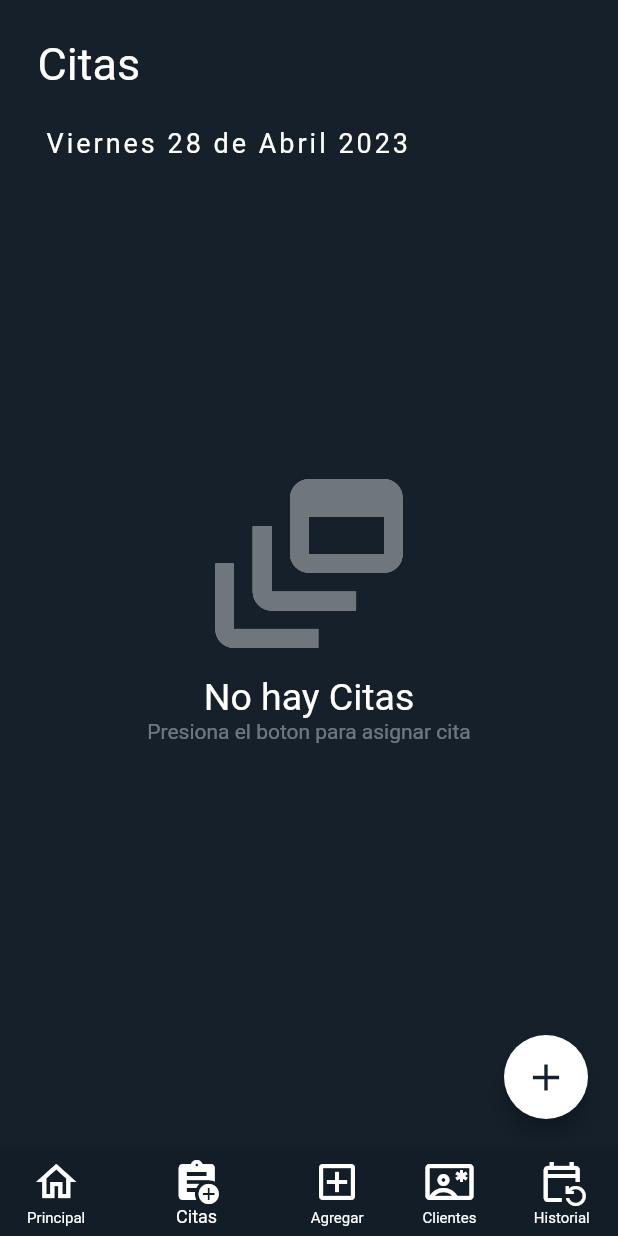
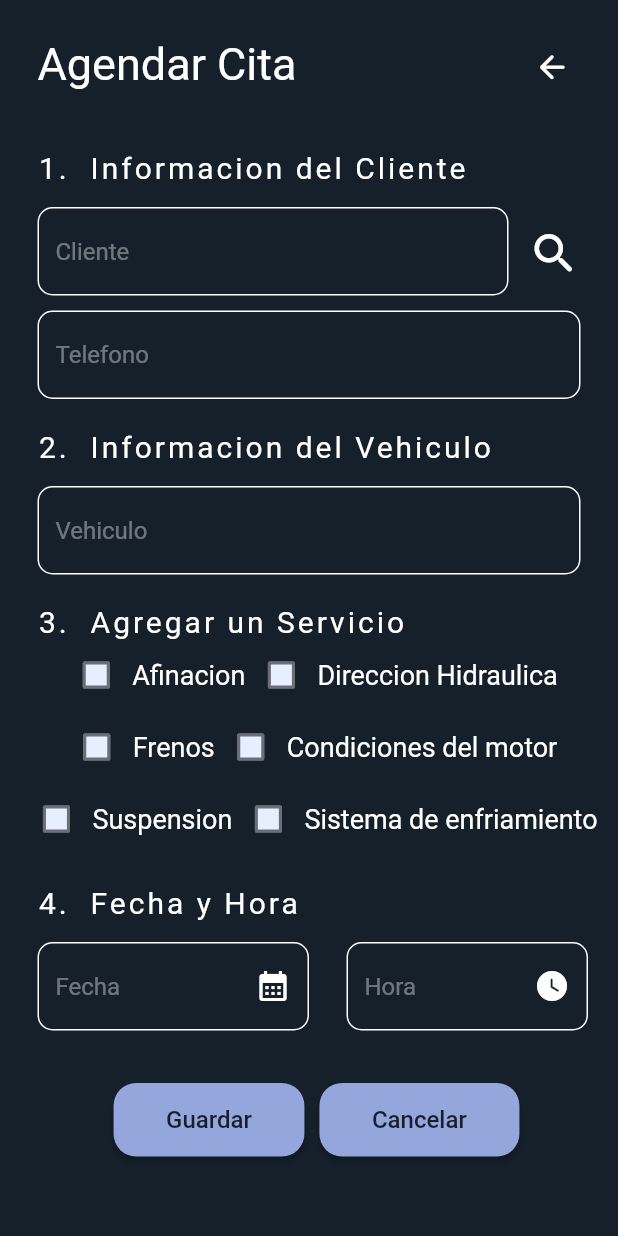
Before and after one commit to adanclv/aplicacion_mecanico, a Flutter app: the screen it shows after launch, item 2 of the bottom bar chosen, after a tap on the "add" icon, on a phone screen of 412 x 824 dp. Run offline on Flutter 3.47's test engine with Material 2 defaults, Android fonts, the phone set to English and light mode, and no system bars.

Commit message:
diseños parte 2(Registro citas + Navigator + etc)

```diff
--- a/lib/main.dart
+++ b/lib/main.dart
@@ -2,6 +2,7 @@ import 'package:aplicacion_mecanico/util/botton_add_icon.dart';
 import 'package:aplicacion_mecanico/vistas/Pantalla_citas.dart';
 import 'package:aplicacion_mecanico/vistas/Pantalla_clientes.dart';
 import 'package:aplicacion_mecanico/vistas/Pantalla_principal.dart';
+import 'package:aplicacion_mecanico/vistas/Registro_citas.dart';
 import 'package:flutter/material.dart';
 import 'package:flutter/services.dart';
 
@@ -26,10 +27,13 @@ class MainApp extends StatelessWidget {
       800: Color(0xFF0A161E),
       900: Color(0xFF060D12),
     });
+
     return MaterialApp(
       debugShowCheckedModeBanner: false,
-      theme: ThemeData(primarySwatch: myColor),
-      home: const MyHomePage(),
+      theme: ThemeData(
+          primarySwatch: myColor, secondaryHeaderColor: Color(0xFFE6EFFF)),
+      home: //const Registro_citas(),
+          const MyHomePage(),
     );
   }
 }
@@ -131,7 +135,14 @@ class _MyHomePageState extends State<MyHomePage> {
                 child: pagina,
               ),
             ),
-            BottomNavigationBar(
+            Container(
+              decoration: BoxDecoration(
+                border: Border(
+                  top: BorderSide(color: Colors.white24, width: 0.5),
+                ),
+              ),
+              child: BottomNavigationBar(
+                unselectedItemColor: Colors.white54,
                 selectedFontSize: 12,
                 unselectedFontSize: 10,
                 showUnselectedLabels: true,
@@ -175,7 +186,8 @@ class _MyHomePageState extends State<MyHomePage> {
                       label: 'Historial',
                       backgroundColor: Color.fromARGB(255, 19, 29, 39)),
                 ],
-            )
+              ),
+            ),
           ],
         ),
       ),
--- a/lib/util/container_CupertinoSegmentedControl.dart
+++ b/lib/util/container_CupertinoSegmentedControl.dart
@@ -15,7 +15,7 @@ class Container_CupertinoSegmentedControl extends StatelessWidget {
       decoration: BoxDecoration(
         border: Border(
           bottom: BorderSide(
-            color: indexN == i ? Colors.white : Color(0xFF15202B),
+            color: indexN == i ? Color(0xFf95A6DC) : Color(0xFF15202B),
           ),
         ),
       ),
--- a/lib/vistas/Pantalla_citas.dart
+++ b/lib/vistas/Pantalla_citas.dart
@@ -1,3 +1,4 @@
+import 'package:aplicacion_mecanico/vistas/Registro_citas.dart';
 import 'package:flutter/material.dart';
 
 class Pantalla_citas extends StatefulWidget {
@@ -101,7 +102,14 @@ class _Pantalla_citas extends State<Pantalla_citas> {
               child: FloatingActionButton(
                 backgroundColor: Colors.white,
                 focusColor: Colors.white,
-                onPressed: () {},
+                onPressed: () {
+                  Navigator.push(
+                    context,
+                    MaterialPageRoute(
+                      builder: (context) => Registro_citas(),
+                    ),
+                  );
+                },
                 child: Icon(
                   Icons.add,
                   color: Theme.of(context).primaryColor,
--- /dev/null
+++ b/lib/vistas/Registro_citas.dart
@@ -0,0 +1,320 @@
+import 'package:flutter/cupertino.dart';
+import 'package:flutter/material.dart';
+
+class Registro_citas extends StatefulWidget {
+  const Registro_citas({super.key});
+
+  @override
+  State<Registro_citas> createState() => _Registro_citas();
+}
+
+class _Registro_citas extends State<Registro_citas> {
+  List<bool> _seleccionados = [false, false, false, false, false, false];
+
+  @override
+  Widget build(BuildContext context) {
+    return Scaffold(
+      backgroundColor: Theme.of(context).primaryColor,
+      body: SafeArea(
+        child: SingleChildScrollView(
+          child: Column(
+            crossAxisAlignment: CrossAxisAlignment.start,
+            children: [
+              Row(
+                mainAxisAlignment: MainAxisAlignment.spaceBetween,
+                children: [
+                  Text_info(cadena: 'Agendar Cita', opcion: 1),
+                  Padding(
+                    padding: const EdgeInsets.only(
+                        right: 20, left: 10, top: 15, bottom: 5),
+                    child: IconButton(
+                      onPressed: () {
+                        Navigator.pop(context);
+                      },
+                      icon: Icon(
+                        Icons.arrow_back_rounded,
+                        size: 25,
+                        color: Colors.white,
+                      ),
+                    ),
+                  )
+                ],
+              ),
+              Text_info(cadena: '1.  Informacion del Cliente', opcion: 0),
+              SizedBox(height: 15),
+              Row(
+                children: [
+                  Expanded(
+                    child: Padding(
+                      padding: EdgeInsets.only(left: 25),
+                      child: TextField(
+                        style: TextStyle(color: Colors.white),
+                        decoration: InputDecoration(
+                          enabledBorder: OutlineInputBorder(
+                              borderRadius: BorderRadius.circular(10),
+                              borderSide: BorderSide(color: Colors.white)),
+                          hintText: 'Cliente',
+                          hintStyle: TextStyle(color: Colors.white38),
+                          focusedBorder: OutlineInputBorder(
+                            borderRadius: BorderRadius.circular(10),
+                            borderSide: BorderSide(color: Colors.white),
+                          ),
+                        ),
+                      ),
+                    ),
+                  ),
+                  Padding(
+                    padding: EdgeInsets.only(right: 20, left: 5),
+                    child: IconButton(
+                      onPressed: () {},
+                      icon: Icon(
+                        Icons.search_rounded,
+                        color: Colors.white,
+                        size: 35,
+                      ),
+                    ),
+                  ),
+                ],
+              ),
+              SizedBox(height: 10),
+              Padding(
+                padding: EdgeInsets.only(left: 25, right: 25),
+                child: TextField(
+                  style: TextStyle(color: Colors.white),
+                  decoration: InputDecoration(
+                    enabledBorder: OutlineInputBorder(
+                        borderRadius: BorderRadius.circular(10),
+                        borderSide: BorderSide(color: Colors.white)),
+                    hintText: 'Telefono',
+                    hintStyle: TextStyle(color: Colors.white38),
+                    focusedBorder: OutlineInputBorder(
+                      borderRadius: BorderRadius.circular(10),
+                      borderSide: BorderSide(color: Colors.white),
+                    ),
+                  ),
+                ),
+              ),
+              Text_info(cadena: '2.  Informacion del Vehiculo', opcion: 0),
+              SizedBox(height: 15),
+              Padding(
+                padding: EdgeInsets.only(left: 25, right: 25),
+                child: TextField(
+                  style: TextStyle(color: Colors.white),
+                  decoration: InputDecoration(
+                    enabledBorder: OutlineInputBorder(
+                        borderRadius: BorderRadius.circular(10),
+                        borderSide: BorderSide(color: Colors.white)),
+                    hintText: 'Vehiculo',
+                    hintStyle: TextStyle(color: Colors.white38),
+                    focusedBorder: OutlineInputBorder(
+                      borderRadius: BorderRadius.circular(10),
+                      borderSide: BorderSide(color: Colors.white),
+                    ),
+                  ),
+                ),
+              ),
+              Text_info(cadena: '3.  Agregar un Servicio', opcion: 0),
+              Row(
+                mainAxisAlignment: MainAxisAlignment.center,
+                children: [
+                  Checkbox(
+                      fillColor: MaterialStatePropertyAll(
+                          Theme.of(context).secondaryHeaderColor),
+                      checkColor: Theme.of(context).primaryColor,
+                      value: _seleccionados[0],
+                      onChanged: (bool? value) {
+                        _seleccionados[0] = value!;
+                      }),
+                  Text('Afinacion',
+                      style: TextStyle(color: Colors.white, fontSize: 18)),
+                  Checkbox(
+                      fillColor: MaterialStatePropertyAll(
+                          Theme.of(context).secondaryHeaderColor),
+                      checkColor: Theme.of(context).primaryColor,
+                      value: _seleccionados[1],
+                      onChanged: (bool? value) {
+                        _seleccionados[1] = value!;
+                      }),
+                  Text('Direccion Hidraulica',
+                      style: TextStyle(color: Colors.white, fontSize: 18)),
+                ],
+              ),
+              Row(
+                mainAxisAlignment: MainAxisAlignment.center,
+                children: [
+                  Checkbox(
+                      fillColor: MaterialStatePropertyAll(
+                          Theme.of(context).secondaryHeaderColor),
+                      checkColor: Theme.of(context).primaryColor,
+                      value: _seleccionados[2],
+                      onChanged: (bool? value) {
+                        _seleccionados[2] = value!;
+                      }),
+                  Text('Frenos',
+                      style: TextStyle(color: Colors.white, fontSize: 18)),
+                  Checkbox(
+                      fillColor: MaterialStatePropertyAll(
+                          Theme.of(context).secondaryHeaderColor),
+                      checkColor: Theme.of(context).primaryColor,
+                      value: _seleccionados[3],
+                      onChanged: (bool? value) {
+                        _seleccionados[3] = value!;
+                      }),
+                  Text('Condiciones del motor',
+                      style: TextStyle(color: Colors.white, fontSize: 18)),
+                ],
+              ),
+              Row(
+                mainAxisAlignment: MainAxisAlignment.center,
+                children: [
+                  Checkbox(
+                      fillColor: MaterialStatePropertyAll(
+                          Theme.of(context).secondaryHeaderColor),
+                      checkColor: Theme.of(context).primaryColor,
+                      value: _seleccionados[4],
+                      onChanged: (bool? value) {
+                        _seleccionados[4] = value!;
+                      }),
+                  Text('Suspension',
+                      style: TextStyle(color: Colors.white, fontSize: 18)),
+                  Checkbox(
+                      fillColor: MaterialStatePropertyAll(
+                          Theme.of(context).secondaryHeaderColor),
+                      checkColor: Theme.of(context).primaryColor,
+                      value: _seleccionados[5],
+                      onChanged: (bool? value) {
+                        _seleccionados[5] = value!;
+                      }),
+                  Text('Sistema de enfriamiento',
+                      style: TextStyle(color: Colors.white, fontSize: 18)),
+                ],
+              ),
+              Text_info(cadena: '4.  Fecha y Hora', opcion: 0),
+              SizedBox(height: 15),
+              Row(
+                children: [
+                  Expanded(
+                    child: Padding(
+                      padding: EdgeInsets.only(left: 25),
+                      child: TextField(
+                        style: TextStyle(color: Colors.white),
+                        decoration: InputDecoration(
+                          enabledBorder: OutlineInputBorder(
+                              borderRadius: BorderRadius.circular(10),
+                              borderSide: BorderSide(color: Colors.white)),
+                          hintText: 'Fecha',
+                          hintStyle: TextStyle(color: Colors.white38),
+                          suffixIcon: IconButton(
+                              onPressed: () {},
+                              icon: Icon(
+                                Icons.calendar_month_sharp,
+                                color: Colors.white,
+                              )),
+                          focusedBorder: OutlineInputBorder(
+                            borderRadius: BorderRadius.circular(10),
+                            borderSide: BorderSide(color: Colors.white),
+                          ),
+                        ),
+                      ),
+                    ),
+                  ),
+                  Expanded(
+                    child: Padding(
+                      padding: EdgeInsets.only(left: 25, right: 20),
+                      child: TextField(
+                        style: TextStyle(color: Colors.white),
+                        decoration: InputDecoration(
+                          enabledBorder: OutlineInputBorder(
+                              borderRadius: BorderRadius.circular(10),
+                              borderSide: BorderSide(color: Colors.white)),
+                          hintText: 'Hora',
+                          hintStyle: TextStyle(color: Colors.white38),
+                          suffixIcon: IconButton(
+                              onPressed: () {},
+                              icon: Icon(
+                                Icons.watch_later_rounded,
+                                color: Colors.white,
+                              )),
+                          focusedBorder: OutlineInputBorder(
+                            borderRadius: BorderRadius.circular(10),
+                            borderSide: BorderSide(color: Colors.white),
+                          ),
+                        ),
+                      ),
+                    ),
+                  ),
+                ],
+              ),
+              SizedBox(height: 15),
+              Row(
+                mainAxisAlignment: MainAxisAlignment.center,
+                children: [
+                  Padding(
+                    padding: EdgeInsets.symmetric(horizontal: 10, vertical: 20),
+                    child: ElevatedButton(
+                      style: ElevatedButton.styleFrom(
+                          padding: EdgeInsets.symmetric(
+                              horizontal: 35, vertical: 15),
+                          shape: RoundedRectangleBorder(
+                              borderRadius: BorderRadius.circular(15)),
+                          backgroundColor: Color(0xFF95A6DC)),
+                      onPressed: () {},
+                      child: Text(
+                        'Guardar',
+                        style: TextStyle(
+                            fontSize: 16,
+                            color: Theme.of(context).primaryColor),
+                      ),
+                    ),
+                  ),
+                  ElevatedButton(
+                    style: ElevatedButton.styleFrom(
+                        padding:
+                            EdgeInsets.symmetric(horizontal: 35, vertical: 15),
+                        shape: RoundedRectangleBorder(
+                            borderRadius: BorderRadius.circular(15)),
+                        backgroundColor: Color(0xFF95A6DC)),
+                    onPressed: () {
+                      Navigator.pop(context);
+                    },
+                    child: Text(
+                      'Cancelar',
+                      style: TextStyle(
+                          fontSize: 16, color: Theme.of(context).primaryColor),
+                    ),
+                  ),
+                ],
+              )
+            ],
+          ),
+        ),
+      ),
+    );
+  }
+}
+
+class Text_info extends StatelessWidget {
+  final String cadena;
+  final int opcion;
+  const Text_info({super.key, required this.cadena, required this.opcion});
+
+  @override
+  Widget build(BuildContext context) {
+    return opcion == 0
+        ? Padding(
+            padding: EdgeInsets.only(left: 25, top: 20),
+            child: Text(
+              cadena,
+              style: TextStyle(
+                  color: Colors.white, fontSize: 20, letterSpacing: 2),
+            ),
+          )
+        : Padding(
+            padding: EdgeInsets.only(left: 25, right: 25, top: 25, bottom: 20),
+            child: Text(
+              cadena,
+              style: TextStyle(color: Colors.white, fontSize: 30),
+            ),
+          );
+  }
+}
```
Lines whose indentation alone changed are shown as unchanged.
